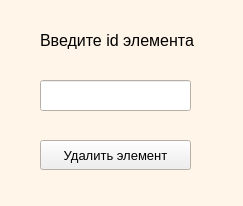
Qt form del_form.ui (AngieLikka/personal_library) before a commit.
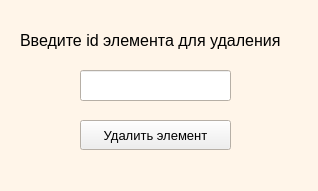
The same form after that commit.

What changed in the file:
```diff
--- a/del_form.ui
+++ b/del_form.ui
@@ -6,8 +6,8 @@
    <rect>
     <x>0</x>
     <y>0</y>
-    <width>243</width>
-    <height>206</height>
+    <width>318</width>
+    <height>191</height>
    </rect>
   </property>
   <property name="sizePolicy">
@@ -86,8 +86,8 @@
   <widget class="QLineEdit" name="lineEdit">
    <property name="geometry">
     <rect>
-     <x>40</x>
-     <y>80</y>
+     <x>80</x>
+     <y>70</y>
      <width>151</width>
      <height>31</height>
     </rect>
@@ -96,9 +96,9 @@
   <widget class="QLabel" name="label">
    <property name="geometry">
     <rect>
-     <x>40</x>
+     <x>20</x>
      <y>20</y>
-     <width>171</width>
+     <width>271</width>
      <height>41</height>
     </rect>
    </property>
@@ -111,14 +111,14 @@
     <number>-1</number>
    </property>
    <property name="text">
-    <string>Введите id элемента</string>
+    <string>Введите id элемента для удаления</string>
    </property>
   </widget>
   <widget class="QPushButton" name="del_btn">
    <property name="geometry">
     <rect>
-     <x>40</x>
-     <y>140</y>
+     <x>80</x>
+     <y>120</y>
      <width>151</width>
      <height>30</height>
     </rect>
```
